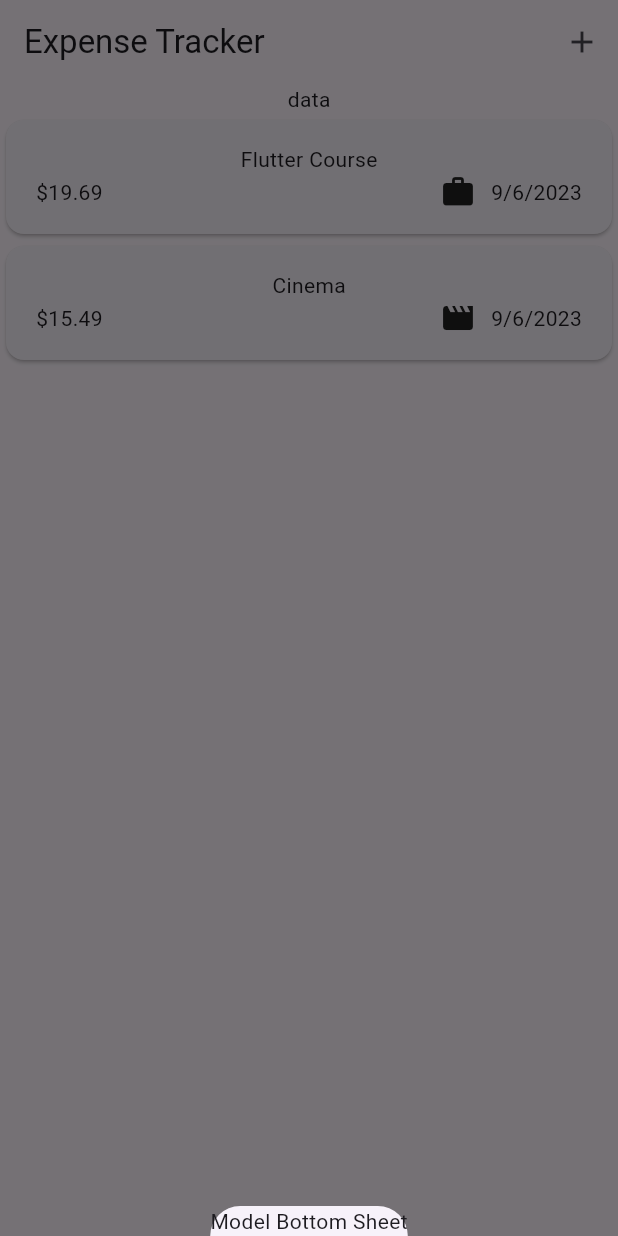
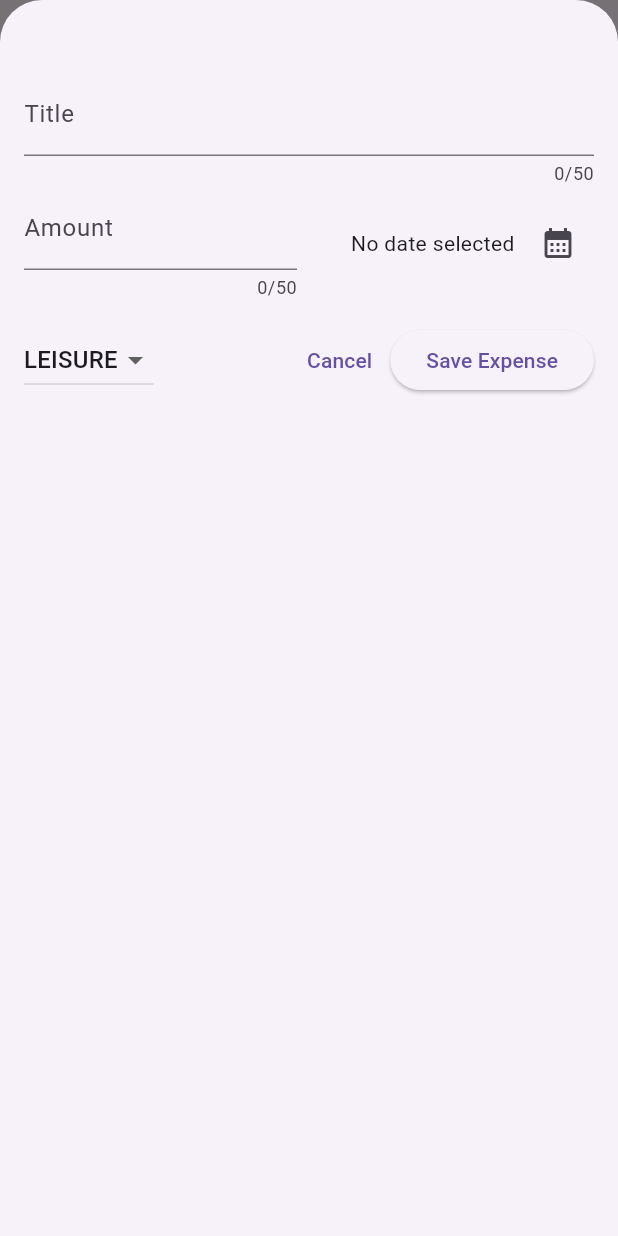
Before and after one commit to iabhishe-k/Expenses_Tracker_App, a Flutter app: the screen it shows after launch, after a tap on the "add" icon, on a phone screen of 412 x 824 dp. Run offline on Flutter 3.47's test engine with Material 2 defaults, Android fonts, the phone set to English and light mode, and no system bars.

Commit message:
Completed Add Expense Overlay

```diff
--- a/lib/widgets/expenses.dart
+++ b/lib/widgets/expenses.dart
@@ -1,4 +1,5 @@
 import 'package:expensestracker/widgets/expenses_list/expenses_list.dart';
+import 'package:expensestracker/widgets/new_expense.dart';
 import 'package:flutter/material.dart';
 import 'package:expensestracker/models/expense.dart';
 
@@ -29,14 +30,55 @@ class _ExpensesState extends State<Expenses> {
 
   void _openAddExpenseOverlay() {
     showModalBottomSheet(
-        context: context,
-        builder: (ctx) {
-          return const Text('Model Bottom Sheet');
-        });
+      isScrollControlled: true,
+      context: context,
+      builder: (ctx) {
+        return NewExpense(
+          onAddedExpense: _addExpense,
+        );
+      },
+    );
+  }
+
+  void _addExpense(Expense expense) {
+    setState(() {
+      _registeredExpenses.add(expense);
+    });
+  }
+
+  void _removeExpense(Expense expense) {
+    final expenseIndex = _registeredExpenses.indexOf(expense);
+    setState(() {
+      _registeredExpenses.remove(expense);
+    });
+    ScaffoldMessenger.of(context).clearSnackBars();
+    ScaffoldMessenger.of(context).showSnackBar(
+      SnackBar(
+        duration: const Duration(seconds: 3),
+        content: const Text('Expense deleted'),
+        action: SnackBarAction(
+          label: 'Undo',
+          onPressed: () {
+            setState(() {
+              _registeredExpenses.insert(expenseIndex, expense);
+            });
+          },
+        ),
+      ),
+    );
   }
 
   @override
   Widget build(context) {
+    Widget mainContent = const Center(child: Text('No Expenses Found'));
+
+    if (_registeredExpenses.isNotEmpty) {
+      mainContent = ExpensesList(
+        expenses: _registeredExpenses,
+        onRemoveExpense: _removeExpense,
+      );
+    }
+
     return Scaffold(
       appBar: AppBar(
         title: const Text('Expense Tracker'),
@@ -51,9 +93,8 @@ class _ExpensesState extends State<Expenses> {
         children: [
           const Text('data'),
           Expanded(
-              child: ExpensesList(
-            expenses: _registeredExpenses,
-          ))
+            child: mainContent,
+          )
         ],
       ),
     );
--- a/lib/widgets/expenses_list/expenses_list.dart
+++ b/lib/widgets/expenses_list/expenses_list.dart
@@ -3,15 +3,21 @@ import 'package:flutter/material.dart';
 import 'package:expensestracker/models/expense.dart';
 
 class ExpensesList extends StatelessWidget {
-  const ExpensesList({super.key, required this.expenses});
+  const ExpensesList(
+      {super.key, required this.expenses, required this.onRemoveExpense});
   final List<Expense> expenses;
+  final void Function(Expense expense) onRemoveExpense;
 
   @override
   Widget build(BuildContext context) {
     return ListView.builder(
       itemCount: expenses.length,
-      itemBuilder: (ctx, index) => ExpenseItem(
-        expenses[index],
+      itemBuilder: (ctx, index) => Dismissible(
+        key: ValueKey(expenses[index]),
+        onDismissed: (direction) {
+          onRemoveExpense(expenses[index]);
+        },
+        child: ExpenseItem(expenses[index]),
       ),
     );
   }
--- /dev/null
+++ b/lib/widgets/new_expense.dart
@@ -0,0 +1,167 @@
+import 'package:flutter/material.dart';
+import 'package:intl/intl.dart';
+import 'package:expensestracker/models/expense.dart';
+
+class NewExpense extends StatefulWidget {
+  const NewExpense({super.key, required this.onAddedExpense});
+  final void Function(Expense expense) onAddedExpense;
+
+  @override
+  State<NewExpense> createState() {
+    return _NewExpenseState();
+  }
+}
+
+class _NewExpenseState extends State<NewExpense> {
+  final _titleController = TextEditingController();
+  final _amountController = TextEditingController();
+  DateTime? _selectedDate;
+  Category _selectedCategory = Category.leisure;
+
+  void _presentDatePicker() async {
+    final now = DateTime.now();
+    final firstDate = DateTime(now.year - 1, now.month, now.day);
+    final pickedDate = await showDatePicker(
+      context: context,
+      initialDate: now,
+      firstDate: firstDate,
+      lastDate: now,
+    );
+    setState(() {
+      _selectedDate = pickedDate;
+    });
+  }
+
+  void _submitSelectedData() {
+    final enteredAmount = double.tryParse(_amountController.text);
+    final amountIsInvalid = enteredAmount == null || enteredAmount <= 0;
+    if (_titleController.text.trim().isEmpty ||
+        amountIsInvalid ||
+        _selectedDate == null) {
+      showDialog(
+        context: context,
+        builder: (ctx) => AlertDialog(
+          title: const Text('Invalid input'),
+          content: const Text(
+              'Please make sure a valid title, amount, date and category was entered'),
+          actions: [
+            TextButton(
+              onPressed: () {
+                Navigator.pop(ctx);
+              },
+              child: const Text('Okay'),
+            )
+          ],
+        ),
+      );
+      return;
+    }
+    widget.onAddedExpense(
+      Expense(
+        title: _titleController.text,
+        amount: enteredAmount,
+        date: _selectedDate!,
+        category: _selectedCategory,
+      ),
+    );
+    Navigator.pop(context);
+  }
+
+  @override
+  void dispose() {
+    _titleController.dispose();
+    _amountController.dispose();
+    super.dispose();
+  }
+
+  @override
+  Widget build(BuildContext context) {
+    return Padding(
+      padding: const EdgeInsets.fromLTRB(16, 48, 16, 16),
+      child: Column(
+        children: [
+          TextField(
+            controller: _titleController,
+            maxLength: 50,
+            decoration: const InputDecoration(
+              label: Text('Title'),
+            ),
+          ),
+          Row(
+            children: [
+              Expanded(
+                child: TextField(
+                  controller: _amountController,
+                  maxLength: 50,
+                  decoration: const InputDecoration(
+                    prefixText: '\$ ',
+                    label: Text('Amount'),
+                  ),
+                ),
+              ),
+              const SizedBox(
+                width: 16,
+              ),
+              Expanded(
+                child: Row(
+                  mainAxisAlignment: MainAxisAlignment.end,
+                  crossAxisAlignment: CrossAxisAlignment.center,
+                  children: [
+                    Text(_selectedDate == null
+                        ? 'No date selected'
+                        : DateFormat.yMd().format(_selectedDate!)),
+                    const SizedBox(
+                      width: 5,
+                    ),
+                    IconButton(
+                        onPressed: _presentDatePicker,
+                        icon: const Icon(Icons.calendar_month))
+                  ],
+                ),
+              )
+            ],
+          ),
+          const SizedBox(
+            height: 16,
+          ),
+          Row(
+            children: [
+              DropdownButton(
+                value: _selectedCategory,
+                items: Category.values
+                    .map(
+                      (category) => DropdownMenuItem(
+                        value: category,
+                        child: Text(
+                          category.name.toUpperCase(),
+                        ),
+                      ),
+                    )
+                    .toList(),
+                onChanged: (value) {
+                  if (value == null) {
+                    return;
+                  }
+                  setState(() {
+                    _selectedCategory = value;
+                  });
+                },
+              ),
+              const Spacer(),
+              TextButton(
+                onPressed: () {
+                  Navigator.pop(context);
+                },
+                child: const Text('Cancel'),
+              ),
+              ElevatedButton(
+                onPressed: _submitSelectedData,
+                child: const Text('Save Expense'),
+              )
+            ],
+          ),
+        ],
+      ),
+    );
+  }
+}
```
